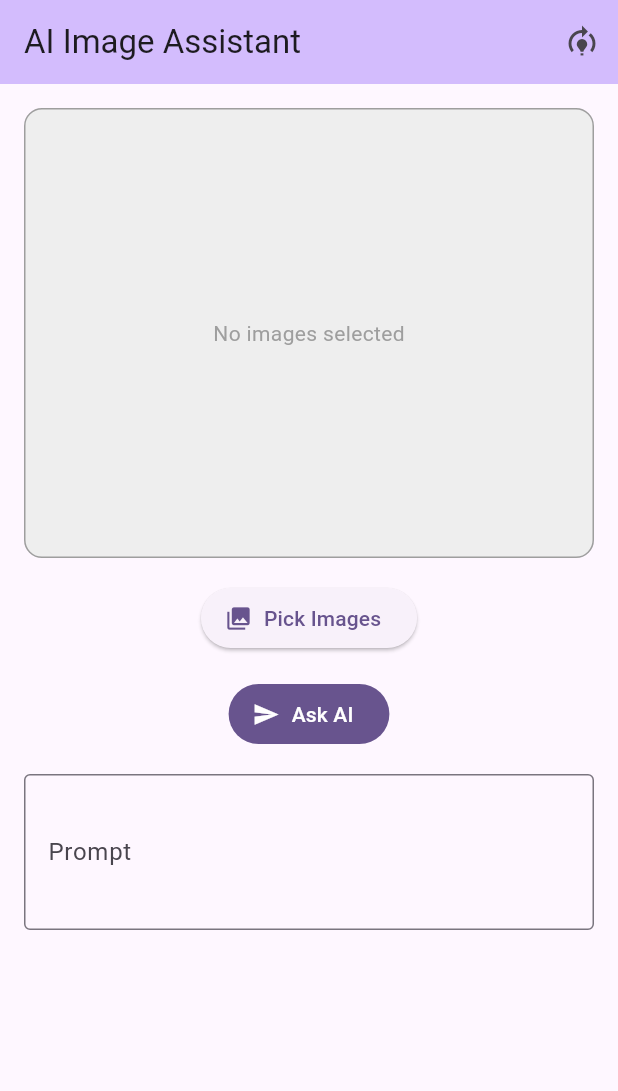
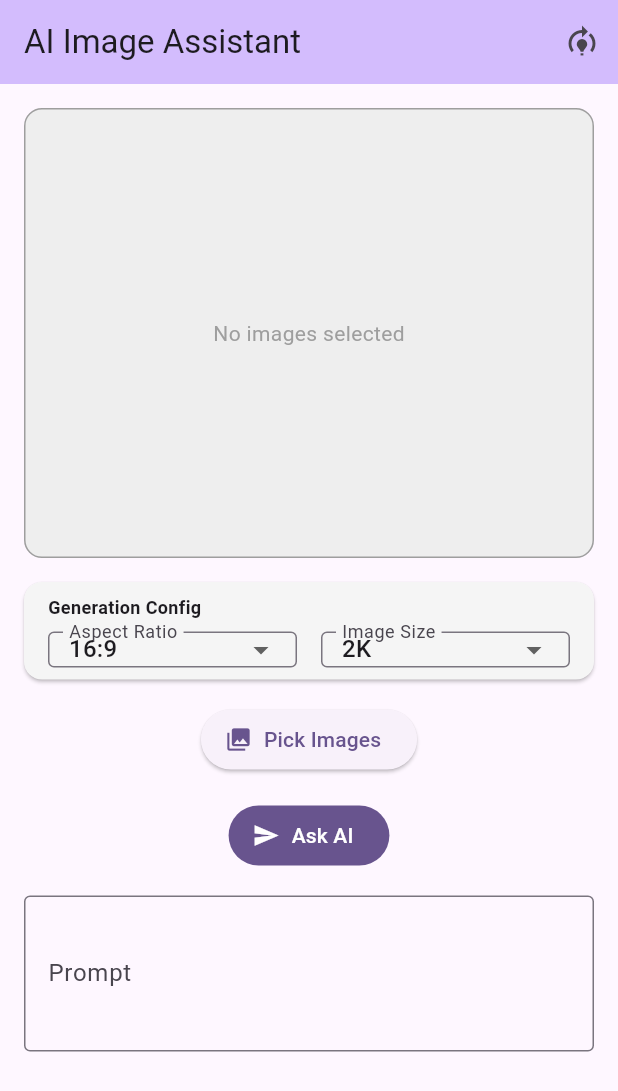
Before and after one commit to rabbyzero/flutterGeminiImage, a Flutter app: the screen it shows after launch, on a phone screen of 412 x 824 dp. Shown: the top 1091 px of the screen. Run offline on Flutter 3.47's test engine with Material 3 defaults, Android fonts, the phone set to English and light mode, and no system bars; our stand-ins replace flutter_markdown, image_picker; missing offline and left inert: socks5_proxy; statements that could not run were skipped.

Commit message:
add model selection. add size and aspect ratio settings.

```diff
--- a/lib/image_editor_page.dart
+++ b/lib/image_editor_page.dart
@@ -25,6 +25,7 @@ class _ImageEditorPageState extends State<ImageEditorPage> {
   List<Uint8List> _imageBytesList = [];
   bool _isLoading = false;
   Map<String, dynamic>? _lastResult;
+  Map<String, dynamic> _generationConfig = {};
 
   @override
   void initState() {
@@ -33,9 +34,21 @@ class _ImageEditorPageState extends State<ImageEditorPage> {
   }
 
   Future<void> _initializeServices() async {
-    // Register the Gemini service
-    final geminiService = GeminiService(saveDirectory: '~/Pictures/ai');
-    _modelManager.registerModel(geminiService);
+    // Register the Gemini 2.5 Flash service
+    final geminiFlash = GeminiService(
+      saveDirectory: '~/Pictures/ai',
+      modelId: 'gemini-2.5-flash-image',
+      displayName: 'Gemini 2.5 Flash',
+    );
+    _modelManager.registerModel(geminiFlash);
+
+    // Register the Gemini 3 Pro service
+    final geminiPro = GeminiService(
+      saveDirectory: '~/Pictures/ai',
+      modelId: 'gemini-3-pro-image-preview', // User provided model ID
+      displayName: 'Gemini 3 Pro Preview',
+    );
+    _modelManager.registerModel(geminiPro);
 
     // Register the OpenAI service
     final openAIService = OpenAIService(saveDirectory: '~/Pictures/ai');
@@ -98,7 +111,12 @@ class _ImageEditorPageState extends State<ImageEditorPage> {
       mimeTypes.add(mimeType);
     }
 
-    final resultMap = await _modelManager.analyzeImages(prompt, _imageBytesList, mimeTypes);
+    final resultMap = await _modelManager.analyzeImages(
+      prompt,
+      _imageBytesList,
+      mimeTypes,
+      config: _generationConfig.isNotEmpty ? _generationConfig : null,
+    );
     final resultText = resultMap['text'] as String?;
     final resultImage = resultMap['image'] as Uint8List?;
 
@@ -184,6 +202,11 @@ class _ImageEditorPageState extends State<ImageEditorPage> {
               _imageBytesList.removeAt(index);
             });
           },
+          onConfigChanged: (config) {
+            setState(() {
+              _generationConfig = config;
+            });
+          },
         ),
       ),
     );
--- a/lib/models/ai_model_interface.dart
+++ b/lib/models/ai_model_interface.dart
@@ -15,8 +15,9 @@ abstract class AIModelInterface {
   Future<Map<String, dynamic>> analyzeImages(
     String prompt,
     List<Uint8List> imageBytesList,
-    List<String?> mimeTypes,
-  );
+    List<String?> mimeTypes, {
+    Map<String, dynamic>? config,
+  });
 
   /// Generate content based on text prompt only
   Future<Map<String, dynamic>> generateText(
--- a/lib/models/gemini_service.dart
+++ b/lib/models/gemini_service.dart
@@ -4,16 +4,23 @@ import 'package:flutter/services.dart' show rootBundle;
 import 'ai_service_base.dart';
 
 class GeminiService extends AIServiceBase {
+  final String _modelId;
+  final String _displayName;
+
   @override
   String get platform => 'Google';
 
   @override
-  String get modelName => 'Gemini Pro Vision';
+  String get modelName => _displayName;
 
   late final String baseUrl;
 
-  GeminiService({required super.saveDirectory}) {
-    baseUrl = 'https://generativelanguage.googleapis.com/v1beta/models/gemini-2.5-flash-image:generateContent';
+  GeminiService({
+    required super.saveDirectory,
+    String modelId = 'gemini-2.5-flash-image',
+    String displayName = 'Gemini 2.5 Flash',
+  }) : _modelId = modelId, _displayName = displayName {
+    baseUrl = 'https://generativelanguage.googleapis.com/v1beta/models/$_modelId:generateContent';
   }
 
   Future<String> _readApiKeyFromFile() async {
@@ -27,7 +34,7 @@ class GeminiService extends AIServiceBase {
   }
 
   @override
-  String _prepareRequestBody(String prompt, List<Uint8List> imageBytesList, List<String?> mimeTypes) {
+  String _prepareRequestBody(String prompt, List<Uint8List> imageBytesList, List<String?> mimeTypes, {Map<String, dynamic>? config}) {
     // Prepare the request body according to Gemini API requirements
     final List<Map<String, dynamic>> contents = [
       {
@@ -48,14 +55,26 @@ class GeminiService extends AIServiceBase {
       }
     ];
 
-    return '{"contents": ${jsonEncode(contents)}}';
+    final Map<String, dynamic> requestBody = {
+      'contents': contents,
+    };
+
+    if (config != null) {
+      requestBody['generationConfig'] = {
+        'imageConfig': config,
+      };
+    }
+
+    return jsonEncode(requestBody);
   }
 
-  @override
-  Future<Map<String, dynamic>> analyzeImage(String prompt, List<Uint8List> imageBytesList, List<String?> mimeTypes) async {
+  Future<Map<String, dynamic>> analyzeImage(String prompt, List<Uint8List> imageBytesList, List<String?> mimeTypes, {Map<String, dynamic>? config}) async {
     print('Sending request to Gemini API...');
     print('Number of images: ${imageBytesList.length}');
     print('Prompt: $prompt');
+    if (config != null) {
+      print('Config: $config');
+    }
 
     // Prepare request headers
     final apiKey = await _readApiKeyFromFile();
@@ -65,7 +84,8 @@ class GeminiService extends AIServiceBase {
     };
 
     // Prepare request body
-    final requestBody = _prepareRequestBody(prompt, imageBytesList, mimeTypes);
+    final requestBody = _prepareRequestBody(prompt, imageBytesList, mimeTypes, config: config);
+    print(baseUrl);
 
     print('Request body size: ${requestBody.length} characters');
 
@@ -137,8 +157,8 @@ class GeminiService extends AIServiceBase {
   }
 
   @override
-  Future<Map<String, dynamic>> analyzeImages(String prompt, List<Uint8List> imageBytesList, List<String?> mimeTypes) async {
-    return analyzeImage(prompt, imageBytesList, mimeTypes);
+  Future<Map<String, dynamic>> analyzeImages(String prompt, List<Uint8List> imageBytesList, List<String?> mimeTypes, {Map<String, dynamic>? config}) async {
+    return analyzeImage(prompt, imageBytesList, mimeTypes, config: config);
   }
 
   @override
--- a/lib/models/model_manager.dart
+++ b/lib/models/model_manager.dart
@@ -65,12 +65,13 @@ class ModelManager {
   Future<Map<String, dynamic>> analyzeImages(
     String prompt,
     List<Uint8List> imageBytesList,
-    List<String?> mimeTypes,
-  ) async {
+    List<String?> mimeTypes, {
+    Map<String, dynamic>? config,
+  }) async {
     if (_activeModel == null) {
       throw Exception('No active model available');
     }
-    return await _activeModel!.analyzeImages(prompt, imageBytesList, mimeTypes);
+    return await _activeModel!.analyzeImages(prompt, imageBytesList, mimeTypes, config: config);
   }
 
   /// Generate text using the active model
--- /dev/null
+++ b/lib/widgets/generation_config_widget.dart
@@ -0,0 +1,94 @@
+import 'package:flutter/material.dart';
+
+class GenerationConfigWidget extends StatefulWidget {
+  final ValueChanged<Map<String, dynamic>> onConfigChanged;
+
+  const GenerationConfigWidget({
+    super.key,
+    required this.onConfigChanged,
+  });
+
+  @override
+  State<GenerationConfigWidget> createState() => _GenerationConfigWidgetState();
+}
+
+class _GenerationConfigWidgetState extends State<GenerationConfigWidget> {
+  String _aspectRatio = '16:9';
+  String _imageSize = '2K';
+
+  final List<String> _aspectRatios = ['16:9', '4:3', '1:1', '3:4', '9:16'];
+  final List<String> _imageSizes = ['2K'];
+
+  void _updateConfig() {
+    widget.onConfigChanged({
+      'aspectRatio': _aspectRatio,
+      'imageSize': _imageSize,
+    });
+  }
+
+  @override
+  void initState() {
+    super.initState();
+    // Notify initial config
+    WidgetsBinding.instance.addPostFrameCallback((_) => _updateConfig());
+  }
+
+  @override
+  Widget build(BuildContext context) {
+    return Card(
+      margin: EdgeInsets.zero,
+      color: Colors.grey[100],
+      child: Padding(
+        padding: const EdgeInsets.symmetric(horizontal: 16.0, vertical: 8.0),
+        child: Column(
+          crossAxisAlignment: CrossAxisAlignment.start,
+          children: [
+            const Text('Generation Config', style: TextStyle(fontWeight: FontWeight.bold, fontSize: 12)),
+            const SizedBox(height: 8),
+            Row(
+              children: [
+                Expanded(
+                  child: DropdownButtonFormField<String>(
+                    decoration: const InputDecoration(
+                      labelText: 'Aspect Ratio',
+                      border: OutlineInputBorder(),
+                      contentPadding: EdgeInsets.symmetric(horizontal: 10, vertical: 0),
+                      isDense: true,
+                    ),
+                    value: _aspectRatio,
+                    items: _aspectRatios.map((r) => DropdownMenuItem(value: r, child: Text(r))).toList(),
+                    onChanged: (val) {
+                      if (val != null) {
+                        setState(() => _aspectRatio = val);
+                        _updateConfig();
+                      }
+                    },
+                  ),
+                ),
+                const SizedBox(width: 16),
+                Expanded(
+                  child: DropdownButtonFormField<String>(
+                    decoration: const InputDecoration(
+                      labelText: 'Image Size',
+                      border: OutlineInputBorder(),
+                      contentPadding: EdgeInsets.symmetric(horizontal: 10, vertical: 0),
+                      isDense: true,
+                    ),
+                    value: _imageSize,
+                    items: _imageSizes.map((s) => DropdownMenuItem(value: s, child: Text(s))).toList(),
+                    onChanged: (val) {
+                      if (val != null) {
+                        setState(() => _imageSize = val);
+                        _updateConfig();
+                      }
+                    },
+                  ),
+                ),
+              ],
+            ),
+          ],
+        ),
+      ),
+    );
+  }
+}
--- a/lib/widgets/main_content_widget.dart
+++ b/lib/widgets/main_content_widget.dart
@@ -1,6 +1,7 @@
 import 'dart:typed_data';
 import 'package:flutter/material.dart';
 import 'package:image_picker/image_picker.dart';
+import 'generation_config_widget.dart';
 import 'action_buttons_widget.dart';
 import 'image_display_widget.dart';
 import 'prompt_input_widget.dart';
@@ -15,6 +16,7 @@ class MainContentWidget extends StatelessWidget {
   final VoidCallback onAnalyzeImage;
   final Function(int) onImageTap;
   final Function(int) onRemoveImage;
+  final ValueChanged<Map<String, dynamic>> onConfigChanged;
 
   const MainContentWidget({
     super.key,
@@ -27,6 +29,7 @@ class MainContentWidget extends StatelessWidget {
     required this.onAnalyzeImage,
     required this.onImageTap,
     required this.onRemoveImage,
+    required this.onConfigChanged,
   });
 
   @override
@@ -49,6 +52,8 @@ class MainContentWidget extends StatelessWidget {
           ),
         ),
         const SizedBox(height: 16),
+        GenerationConfigWidget(onConfigChanged: onConfigChanged),
+        const SizedBox(height: 16),
         ActionButtonsWidget(
           onPickImages: onPickImages,
           onAnalyzeImage: onAnalyzeImage,
```
Also changed, not shown: lib/models/openai_service.dart (+6 -1 lines).
